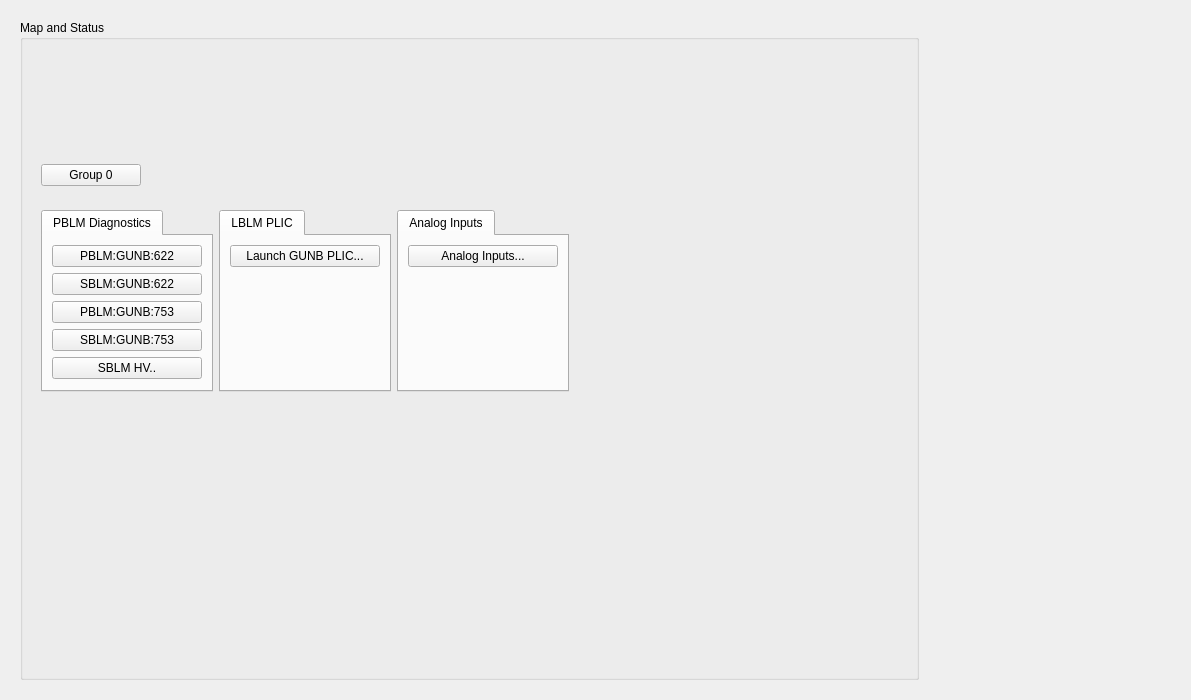
Old version of the form gunb_main.ui in the repository ad-build-test/pydm-mps.
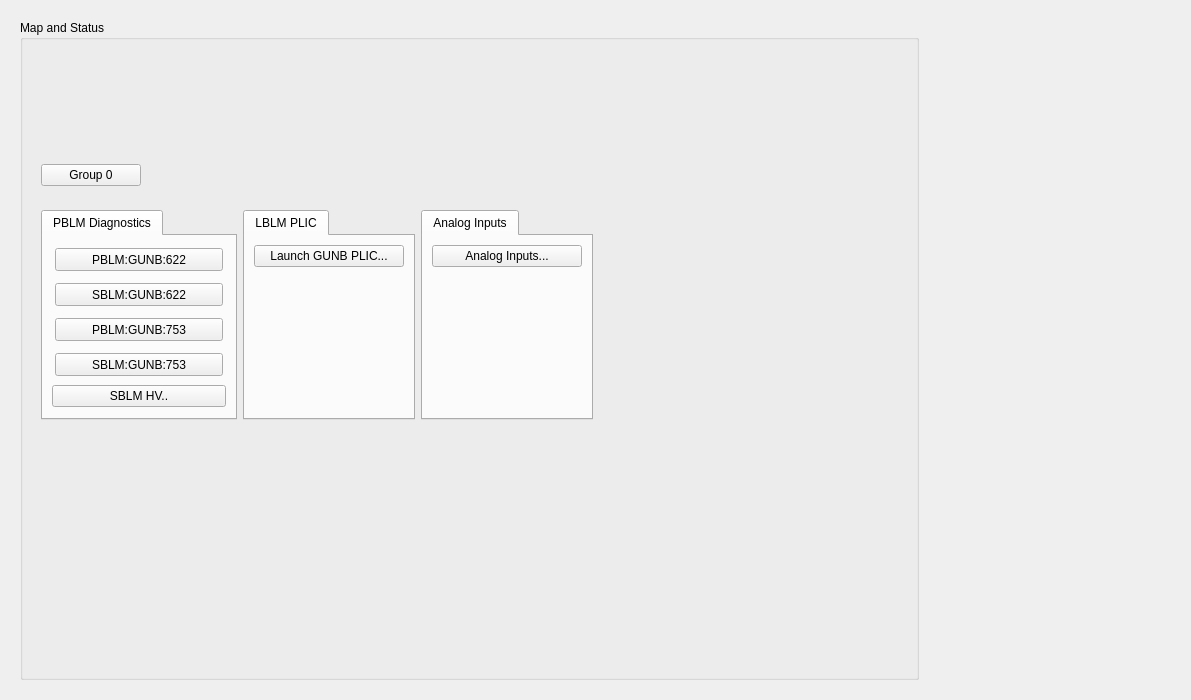
New version of the form. Custom widgets are drawn as their Qt base class.

What changed in the file:
```diff
--- a/gunb_main.ui
+++ b/gunb_main.ui
@@ -192,43 +192,38 @@
                 <string>PBLM Diagnostics</string>
                </attribute>
                <layout class="QGridLayout" name="gridLayout_10">
-                <item row="0" column="0">
-                 <widget class="PyDMEDMDisplayButton" name="PyDMEDMDisplayButton">
+                <item row="3" column="0">
+                 <widget class="PyDMFrame" name="PyDMFrame_4">
                   <property name="minimumSize">
                    <size>
-                    <width>150</width>
-                    <height>20</height>
+                    <width>174</width>
+                    <height>29</height>
+                   </size>
+                  </property>
+                  <property name="maximumSize">
+                   <size>
+                    <width>174</width>
+                    <height>29</height>
                    </size>
                   </property>
                   <property name="toolTip">
                    <string/>
                   </property>
-                  <property name="text">
-                   <string>PBLM:GUNB:622</string>
-                  </property>
-                  <property name="filenames" stdset="0">
-                   <stringlist>
-                    <string>$EDM/bcs/bcs_pblm_status.edl</string>
-                   </stringlist>
-                  </property>
-                  <property name="titles" stdset="0">
-                   <stringlist/>
-                  </property>
-                  <property name="showIcon" stdset="0">
-                   <bool>false</bool>
-                  </property>
-                  <property name="macros" stdset="0">
-                   <stringlist>
-                    <string>BLM=PBLM:GUNB:622</string>
-                   </stringlist>
-                  </property>
-                  <property name="openInNewWindow" stdset="0">
+                  <property name="alarmSensitiveBorder" stdset="0">
                    <bool>true</bool>
                   </property>
-                 </widget>
-                </item>
-                <item row="1" column="0">
-                 <widget class="PyDMEDMDisplayButton" name="PyDMEDMDisplayButton_2">
+                  <property name="channel" stdset="0">
+                   <string>SBLM:GUNB:753:UP_TIME_SECSUM</string>
+                  </property>
+                  <widget class="PyDMEDMDisplayButton" name="PyDMEDMDisplayButton_4">
+                   <property name="geometry">
+                    <rect>
+                     <x>3</x>
+                     <y>3</y>
+                     <width>168</width>
+                     <height>23</height>
+                    </rect>
+                   </property>
                   <property name="minimumSize">
                    <size>
                     <width>150</width>
@@ -239,7 +234,7 @@
                    <string/>
                   </property>
                   <property name="text">
-                   <string>SBLM:GUNB:622</string>
+                    <string>SBLM:GUNB:753</string>
                   </property>
                   <property name="filenames" stdset="0">
                    <stringlist>
@@ -263,10 +258,41 @@
                   <property name="openInNewWindow" stdset="0">
                    <bool>true</bool>
                   </property>
+                  </widget>
                  </widget>
                 </item>
                 <item row="2" column="0">
+                 <widget class="PyDMFrame" name="PyDMFrame_3">
+                  <property name="minimumSize">
+                   <size>
+                    <width>174</width>
+                    <height>29</height>
+                   </size>
+                  </property>
+                  <property name="maximumSize">
+                   <size>
+                    <width>174</width>
+                    <height>29</height>
+                   </size>
+                  </property>
+                  <property name="toolTip">
+                   <string/>
+                  </property>
+                  <property name="alarmSensitiveBorder" stdset="0">
+                   <bool>true</bool>
+                  </property>
+                  <property name="channel" stdset="0">
+                   <string>PBLM:GUNB:753:UP_TIME_SECSUM</string>
+                  </property>
                  <widget class="PyDMEDMDisplayButton" name="PyDMEDMDisplayButton_3">
+                   <property name="geometry">
+                    <rect>
+                     <x>3</x>
+                     <y>3</y>
+                     <width>168</width>
+                     <height>23</height>
+                    </rect>
+                   </property>
                   <property name="minimumSize">
                    <size>
                     <width>150</width>
@@ -302,43 +328,6 @@
                    <bool>true</bool>
                   </property>
                  </widget>
-                </item>
-                <item row="3" column="0">
-                 <widget class="PyDMEDMDisplayButton" name="PyDMEDMDisplayButton_4">
-                  <property name="minimumSize">
-                   <size>
-                    <width>150</width>
-                    <height>20</height>
-                   </size>
-                  </property>
-                  <property name="toolTip">
-                   <string/>
-                  </property>
-                  <property name="text">
-                   <string>SBLM:GUNB:753</string>
-                  </property>
-                  <property name="filenames" stdset="0">
-                   <stringlist>
-                    <string>$EDM/bcs/bcs_pblm_status.edl</string>
-                   </stringlist>
-                  </property>
-                  <property name="titles" stdset="0">
-                   <stringlist>
-                    <string>SBLM:GUNB:753</string>
-                    <string></string>
-                   </stringlist>
-                  </property>
-                  <property name="showIcon" stdset="0">
-                   <bool>false</bool>
-                  </property>
-                  <property name="macros" stdset="0">
-                   <stringlist>
-                    <string>BLM=SBLM:GUNB:753</string>
-                   </stringlist>
-                  </property>
-                  <property name="openInNewWindow" stdset="0">
-                   <bool>true</bool>
-                  </property>
                  </widget>
                 </item>
                 <item row="4" column="0">
@@ -365,6 +354,141 @@
                   </property>
                  </widget>
                 </item>
+                <item row="1" column="0">
+                 <widget class="PyDMFrame" name="PyDMFrame_2">
+                  <property name="minimumSize">
+                   <size>
+                    <width>174</width>
+                    <height>29</height>
+                   </size>
+                  </property>
+                  <property name="maximumSize">
+                   <size>
+                    <width>174</width>
+                    <height>29</height>
+                   </size>
+                  </property>
+                  <property name="toolTip">
+                   <string/>
+                  </property>
+                  <property name="alarmSensitiveBorder" stdset="0">
+                   <bool>true</bool>
+                  </property>
+                  <property name="channel" stdset="0">
+                   <string>SBLM:GUNB:622:UP_TIME_SECSUM</string>
+                  </property>
+                  <widget class="PyDMEDMDisplayButton" name="PyDMEDMDisplayButton_2">
+                   <property name="geometry">
+                    <rect>
+                     <x>3</x>
+                     <y>3</y>
+                     <width>168</width>
+                     <height>23</height>
+                    </rect>
+                   </property>
+                   <property name="minimumSize">
+                    <size>
+                     <width>150</width>
+                     <height>20</height>
+                    </size>
+                   </property>
+                   <property name="toolTip">
+                    <string/>
+                   </property>
+                   <property name="text">
+                    <string>SBLM:GUNB:622</string>
+                   </property>
+                   <property name="filenames" stdset="0">
+                    <stringlist>
+                     <string>$EDM/bcs/bcs_pblm_status.edl</string>
+                    </stringlist>
+                   </property>
+                   <property name="titles" stdset="0">
+                    <stringlist>
+                     <string>SBLM:GUNB:622</string>
+                     <string></string>
+                    </stringlist>
+                   </property>
+                   <property name="showIcon" stdset="0">
+                    <bool>false</bool>
+                   </property>
+                   <property name="macros" stdset="0">
+                    <stringlist>
+                     <string>BLM=SBLM:GUNB:622</string>
+                    </stringlist>
+                   </property>
+                   <property name="openInNewWindow" stdset="0">
+                    <bool>true</bool>
+                   </property>
+                  </widget>
+                 </widget>
+                </item>
+                <item row="0" column="0">
+                 <widget class="PyDMFrame" name="PyDMFrame">
+                  <property name="minimumSize">
+                   <size>
+                    <width>174</width>
+                    <height>29</height>
+                   </size>
+                  </property>
+                  <property name="maximumSize">
+                   <size>
+                    <width>174</width>
+                    <height>29</height>
+                   </size>
+                  </property>
+                  <property name="toolTip">
+                   <string/>
+                  </property>
+                  <property name="alarmSensitiveBorder" stdset="0">
+                   <bool>true</bool>
+                  </property>
+                  <property name="channel" stdset="0">
+                   <string>PBLM:GUNB:622:UP_TIME_SECSUM</string>
+                  </property>
+                  <widget class="PyDMEDMDisplayButton" name="PyDMEDMDisplayButton">
+                   <property name="geometry">
+                    <rect>
+                     <x>3</x>
+                     <y>3</y>
+                     <width>168</width>
+                     <height>23</height>
+                    </rect>
+                   </property>
+                   <property name="minimumSize">
+                    <size>
+                     <width>150</width>
+                     <height>20</height>
+                    </size>
+                   </property>
+                   <property name="toolTip">
+                    <string/>
+                   </property>
+                   <property name="text">
+                    <string>PBLM:GUNB:622</string>
+                   </property>
+                   <property name="filenames" stdset="0">
+                    <stringlist>
+                     <string>$EDM/bcs/bcs_pblm_status.edl</string>
+                    </stringlist>
+                   </property>
+                   <property name="titles" stdset="0">
+                    <stringlist/>
+                   </property>
+                   <property name="showIcon" stdset="0">
+                    <bool>false</bool>
+                   </property>
+                   <property name="macros" stdset="0">
+                    <stringlist>
+                     <string>BLM=PBLM:GUNB:622</string>
+                    </stringlist>
+                   </property>
+                   <property name="openInNewWindow" stdset="0">
+                    <bool>true</bool>
+                   </property>
+                  </widget>
+                 </widget>
+                </item>
                </layout>
               </widget>
              </widget>
@@ -550,6 +674,12 @@
    <extends>QFrame</extends>
    <header>pydm.widgets.embedded_display</header>
   </customwidget>
+  <customwidget>
+   <class>PyDMFrame</class>
+   <extends>QFrame</extends>
+   <header>pydm.widgets.frame</header>
+   <container>1</container>
+  </customwidget>
   <customwidget>
    <class>PyDMRelatedDisplayButton</class>
    <extends>QPushButton</extends>
```
Left out of the diff: 4 changed lines with no effect on the pictures. Lines whose indentation alone changed are shown as unchanged.
